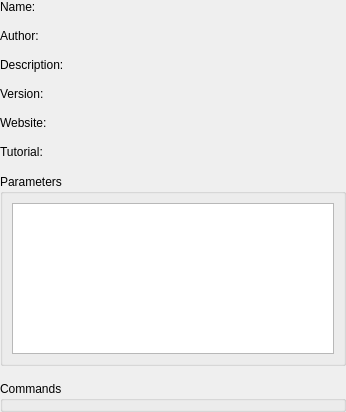
Old version of the form Editor/CustomWidgets/panelplugindetails.ui in the repository RPG-Paper-Maker/RPG-Paper-Maker.
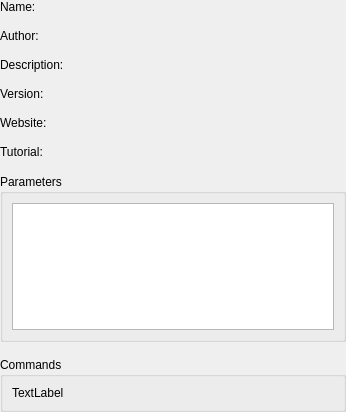
New version of the form. Custom widgets are drawn as their Qt base class.

Commit message: [WIP] Plugins manager: plugin commands save + some fixes

```diff
--- a/Editor/CustomWidgets/panelplugindetails.ui
+++ b/Editor/CustomWidgets/panelplugindetails.ui
@@ -142,6 +142,21 @@
      <property name="title">
       <string>Commands</string>
      </property>
+     <layout class="QGridLayout" name="gridLayout_2">
+      <item row="0" column="0">
+       <widget class="QLabel" name="labelCommands">
+        <property name="text">
+         <string>TextLabel</string>
+        </property>
+        <property name="textFormat">
+         <enum>Qt::RichText</enum>
+        </property>
+        <property name="wordWrap">
+         <bool>true</bool>
+        </property>
+       </widget>
+      </item>
+     </layout>
     </widget>
    </item>
    <item>
```
The commit also changes 10 other files.
